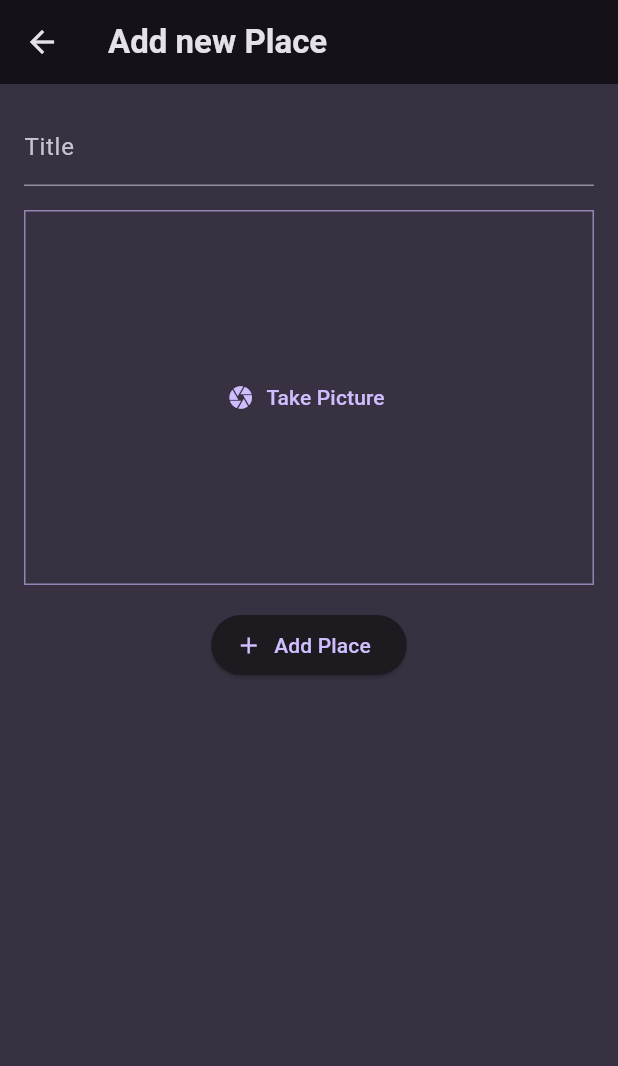
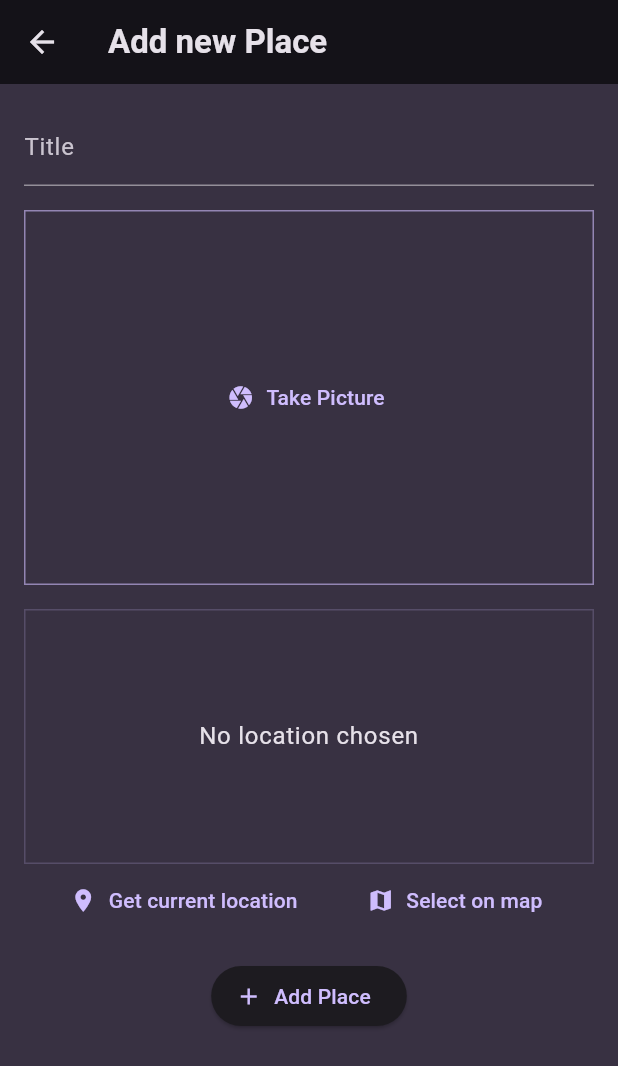
Before and after one commit to faruqonaayo/favorite_places, a Flutter app: the NewPlaceScreen screen opened directly, on a phone screen of 412 x 824 dp. Shown: the top 1066 px of the screen. Run offline on Flutter 3.47's test engine with Material 3 defaults, Android fonts, the phone set to English and light mode, and no system bars; our stand-ins replace flutter_riverpod, google_fonts, image_picker, location.

Commit message:
Add location input widget and integrate location functionality in new place screen

```diff
--- a/lib/screens/new_place_screen.dart
+++ b/lib/screens/new_place_screen.dart
@@ -3,6 +3,7 @@ import 'dart:io';
 import 'package:favorite_places/models/place.dart';
 import 'package:favorite_places/providers/places_provider.dart';
 import 'package:favorite_places/widgets/image_input.dart';
+import 'package:favorite_places/widgets/location_input.dart';
 import 'package:flutter/material.dart';
 import 'package:flutter_riverpod/flutter_riverpod.dart';
 
@@ -72,7 +73,8 @@ class _NewPlaceScreenState extends ConsumerState<NewPlaceScreen> {
               const SizedBox(height: 16),
               ImageInput(onSeclectImage: _selectImage),
               const SizedBox(height: 16),
-
+              LocationInput(),
+              const SizedBox(height: 16),
               ElevatedButton.icon(
                 onPressed: saveItem,
                 icon: Icon(Icons.add),
--- /dev/null
+++ b/lib/widgets/location_input.dart
@@ -0,0 +1,98 @@
+import 'package:flutter/material.dart';
+import 'package:location/location.dart';
+
+class LocationInput extends StatefulWidget {
+  const LocationInput({super.key});
+
+  @override
+  State<LocationInput> createState() {
+    return _LocationInputState();
+  }
+}
+
+class _LocationInputState extends State<LocationInput> {
+  Location? _pickedLocation;
+  var _isGettingLocation = false;
+
+  void _getCurrentLocation() async {
+    Location location = Location();
+
+    bool serviceEnabled;
+    PermissionStatus permissionGranted;
+    LocationData locationData;
+
+    serviceEnabled = await location.serviceEnabled();
+    if (!serviceEnabled) {
+      serviceEnabled = await location.requestService();
+      if (!serviceEnabled) {
+        return;
+      }
+    }
+
+    permissionGranted = await location.hasPermission();
+    if (permissionGranted == PermissionStatus.denied) {
+      permissionGranted = await location.requestPermission();
+      if (permissionGranted != PermissionStatus.granted) {
+        return;
+      }
+    }
+
+    setState(() {
+      _isGettingLocation = true;
+    });
+
+    locationData = await location.getLocation();
+
+    setState(() {
+      _isGettingLocation = false;
+    });
+
+    print(locationData);
+  }
+
+  @override
+  Widget build(BuildContext context) {
+    Widget previewContent = Text(
+      "No location chosen",
+      textAlign: TextAlign.center,
+      style: Theme.of(context).textTheme.bodyLarge!.copyWith(
+        color: Theme.of(context).colorScheme.onBackground,
+      ),
+    );
+
+    if (_isGettingLocation) {
+      previewContent = const CircularProgressIndicator();
+    }
+    return Column(
+      children: [
+        Container(
+          width: double.infinity,
+          height: 170,
+          alignment: Alignment.center,
+          decoration: BoxDecoration(
+            border: Border.all(
+              width: 1,
+              color: Theme.of(context).colorScheme.primary.withOpacity(0.2),
+            ),
+          ),
+          child: previewContent,
+        ),
+        Row(
+          mainAxisAlignment: MainAxisAlignment.spaceEvenly,
+          children: [
+            TextButton.icon(
+              onPressed: _getCurrentLocation,
+              label: Text("Get current location"),
+              icon: Icon(Icons.location_on),
+            ),
+            TextButton.icon(
+              onPressed: () {},
+              label: Text("Select on map"),
+              icon: Icon(Icons.map),
+            ),
+          ],
+        ),
+      ],
+    );
+  }
+}
--- a/pubspec.yaml
+++ b/pubspec.yaml
@@ -38,6 +38,7 @@ dependencies:
   uuid: ^4.5.1
   flutter_riverpod: ^2.6.1
   image_picker: ^1.1.2
+  location: ^8.0.0
 
 dev_dependencies:
   flutter_test:
```
Also changed, not shown: pubspec.lock, 1 other file.
